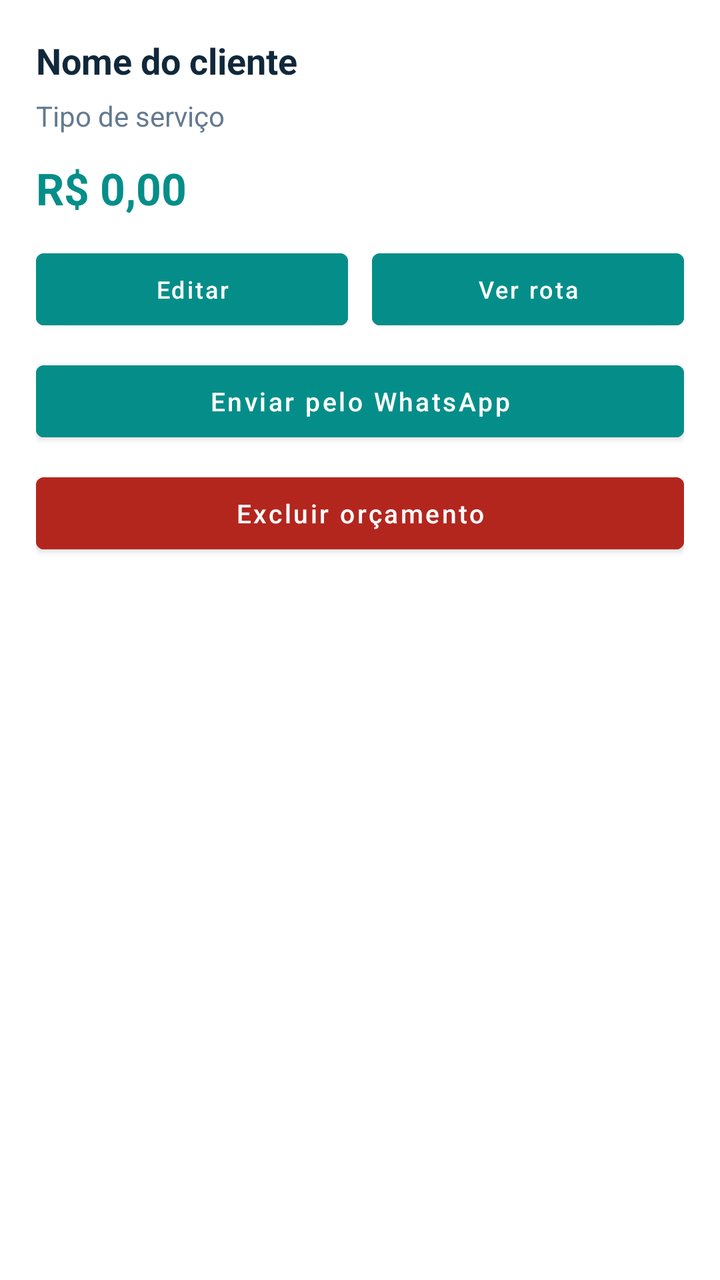
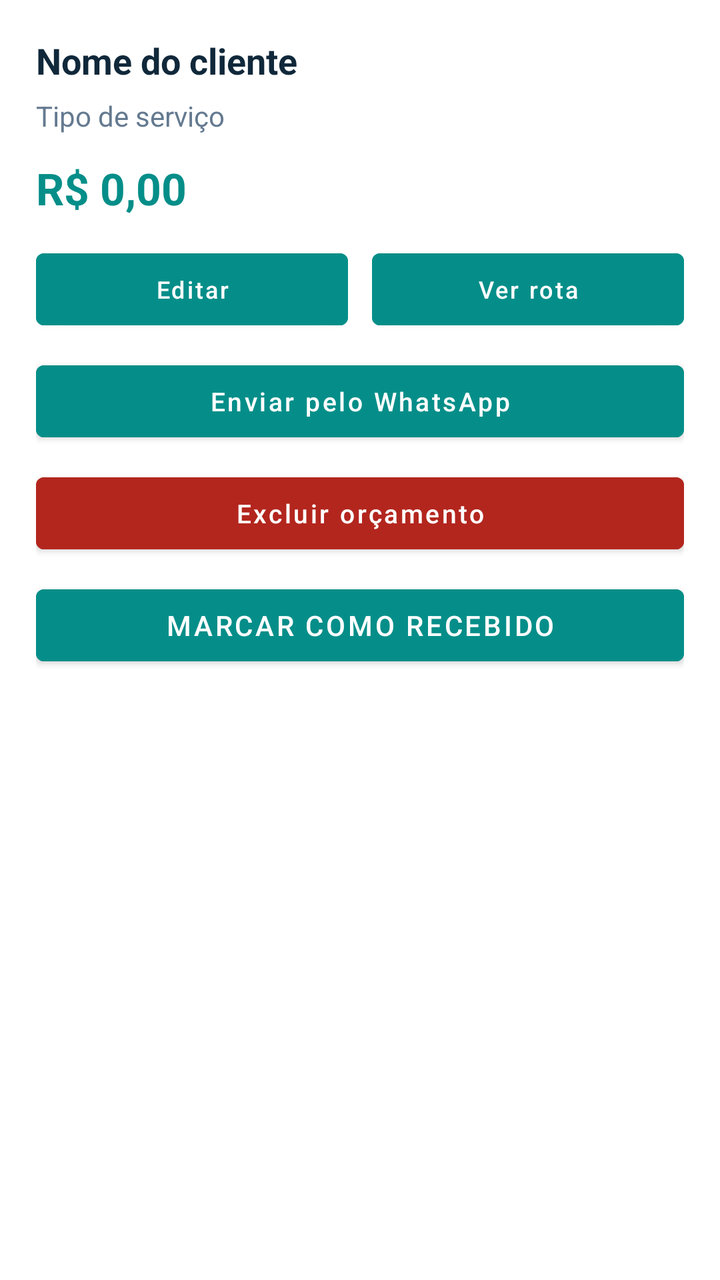

An Android layout rendered at two revisions. The XML below is the earlier revision; the diff shows what the commit changed to produce the second picture.
<!-- AndroidManifest.xml: application theme Theme.Precificaclima -->
<!-- res/layout/item_orcamento.xml -->
<?xml version="1.0" encoding="utf-8"?>
<LinearLayout
    xmlns:android="http://schemas.android.com/apk/res/android"
    android:layout_width="match_parent"
    android:layout_height="wrap_content"
    android:layout_marginBottom="12dp"
    android:background="@drawable/bg_card"
    android:padding="18dp"
    android:orientation="vertical">

    <TextView
        android:id="@+id/txtCliente"
        android:layout_width="match_parent"
        android:layout_height="wrap_content"
        android:text="Nome do cliente"
        android:textStyle="bold"
        android:textSize="18sp"
        android:textColor="@color/text_primary"/>

    <TextView
        android:id="@+id/txtServico"
        android:layout_width="match_parent"
        android:layout_height="wrap_content"
        android:layout_marginTop="6dp"
        android:text="Tipo de serviço"
        android:textColor="@color/text_secondary"
        android:textSize="14sp"/>

    <TextView
        android:id="@+id/txtValor"
        android:layout_width="match_parent"
        android:layout_height="wrap_content"
        android:layout_marginTop="12dp"
        android:text="R$ 0,00"
        android:textStyle="bold"
        android:textColor="@color/primary_teal"
        android:textSize="22sp"/>


    
    <LinearLayout
        android:layout_width="match_parent"
        android:layout_height="wrap_content"
        android:layout_marginTop="12dp"
        android:orientation="horizontal"
        android:gravity="center_vertical">

        
        <Button
            android:id="@+id/btnEditar"
            android:layout_width="0dp"
            android:layout_height="48dp"
            android:layout_weight="1"
            android:layout_marginEnd="6dp"
            android:text="Editar"
            android:textSize="12sp"
            android:textAllCaps="false"
            android:textColor="@color/text_on_teal"
            android:backgroundTint="@color/primary_teal"/>

        
        <Button
            android:id="@+id/btnVerRota"
            android:layout_width="0dp"
            android:layout_height="48dp"
            android:layout_weight="1"
            android:layout_marginStart="6dp"
            android:text="Ver rota"
            android:textSize="12sp"
            android:textAllCaps="false"
            android:textColor="@color/text_on_teal"
            android:backgroundTint="@color/primary_teal"/>

    </LinearLayout>
    
    <Button
        android:id="@+id/btnCompartilhar"
        android:layout_width="match_parent"
        android:layout_height="48dp"
        android:layout_marginTop="8dp"
        android:text="Enviar pelo WhatsApp"
        android:textAllCaps="false"
        android:textSize="13sp"
        android:textColor="@color/text_on_teal"
        android:backgroundTint="@color/primary_teal"/>

    
    <Button
        android:id="@+id/btnExcluir"
        android:layout_width="match_parent"
        android:layout_height="48dp"
        android:layout_marginTop="8dp"
        android:text="Excluir orçamento"
        android:textAllCaps="false"
        android:textSize="13sp"
        android:textColor="@android:color/white"
        android:backgroundTint="#B3261E"/>
</LinearLayout>
<!-- resources referenced by this layout -->
<resources>
  <color name="primary_teal">#058E89</color>
  <color name="text_on_teal">#FFFFFF</color>
  <color name="text_primary">#10283A</color>
  <color name="text_secondary">#647A90</color>
  <!-- drawable bg_card (drawable) -->
  <?xml version="1.0" encoding="utf-8"?>
  <shape xmlns:android="http://schemas.android.com/apk/res/android"
      android:shape="rectangle">
  
      <solid android:color="@color/surface" />
  
      <corners android:radius="18dp" />
  
  </shape>
  <style name="Theme.Precificaclima" parent="Theme.MaterialComponents.DayNight.NoActionBar">
  
          <item name="colorPrimary">@color/primary_teal</item>
  
          <item name="colorSecondary">@color/accent_blue</item>
  
          <item name="android:statusBarColor">@color/primary_dark</item>
  
          <item name="android:navigationBarColor">@color/primary_dark</item>
  
          <item name="android:windowLightStatusBar">false</item>
  
          <item name="android:textColorPrimary">@color/text_primary</item>
          <item name="android:textColorSecondary">@color/text_secondary</item>
          <item name="colorOnSurface">@color/text_primary</item>
  
      </style>
  <color name="surface">#FFFFFF</color>
  <color name="accent_blue">#425CF3</color>
  <color name="primary_dark">#10283A</color>
</resources>

<!-- the commit's change to res/layout/item_orcamento.xml (unified diff, before → after) -->
@@ -95,4 +95,15 @@
         android:textSize="13sp"
         android:textColor="@android:color/white"
         android:backgroundTint="#B3261E"/>
+
+
+    <Button
+        android:id="@+id/btnMarcarRecebido"
+        android:layout_width="match_parent"
+        android:layout_height="wrap_content"
+        android:layout_marginTop="8dp"
+        android:text="Marcar como recebido"
+        android:backgroundTint="@color/primary_teal"
+        android:textColor="@color/text_on_primary"/>
+
 </LinearLayout>
<!-- resource entries referenced after the edit -->
@@ -1,6 +1,7 @@
 <!-- resources referenced by this layout -->
 <resources>
   <color name="primary_teal">#058E89</color>
+  <color name="text_on_primary">#FFFFFF</color>
   <color name="text_on_teal">#FFFFFF</color>
   <color name="text_primary">#10283A</color>
   <color name="text_secondary">#647A90</color>
